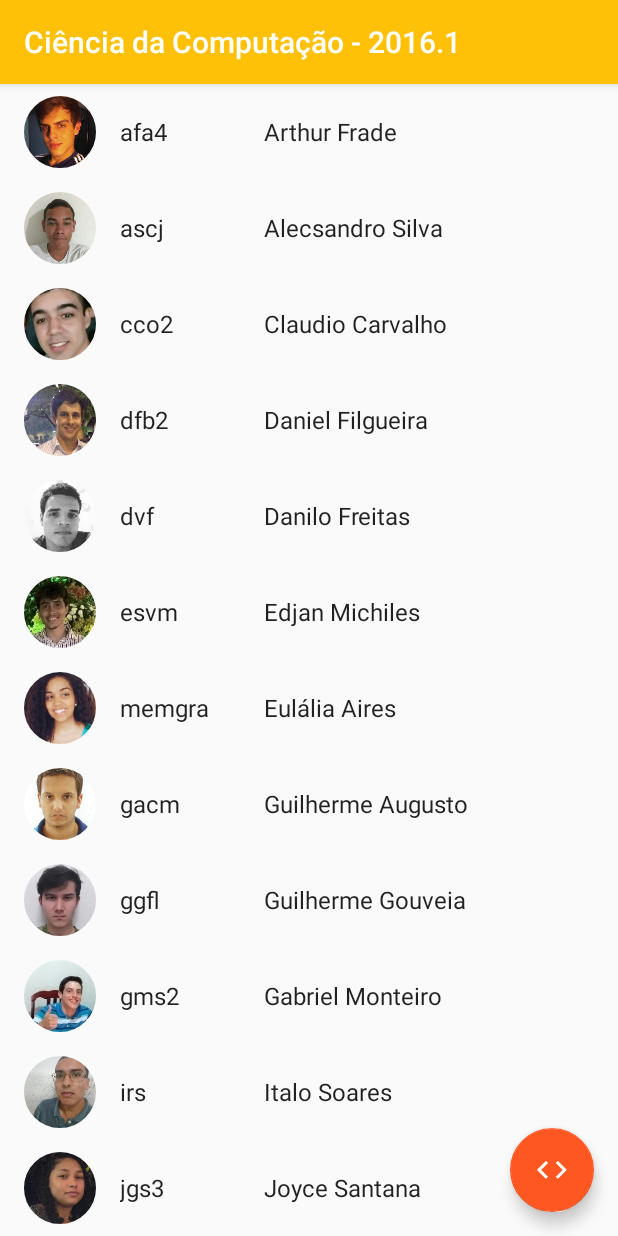
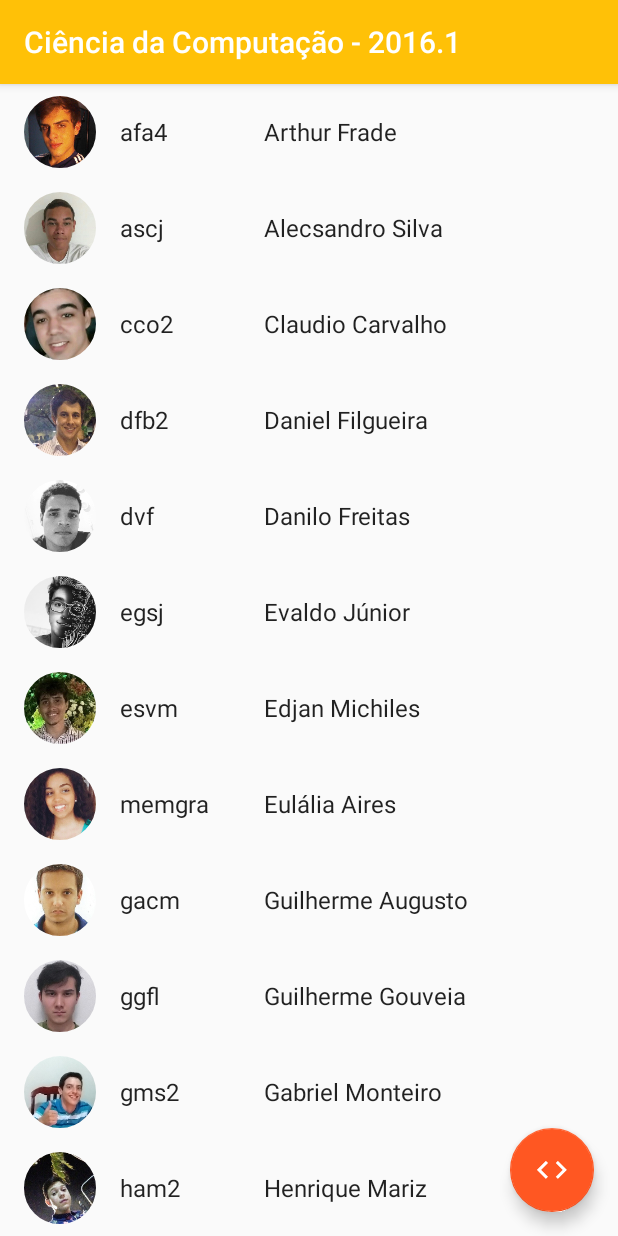
Before and after one commit to t0rr3sp3dr0/cc2016.1-Android, an Android app: the screen it shows after launch (ItemListActivity), on a phone screen of 412 x 824 dp. Run offline under Robolectric (Android 15) with nearby library versions, the phone set to English and light mode, and no system bars.

Commit message:
Add new people

```diff
--- a/app/src/main/java/com/t0rr3sp3dr0/cc20161/ItemListActivity.java
+++ b/app/src/main/java/com/t0rr3sp3dr0/cc20161/ItemListActivity.java
@@ -103,7 +103,6 @@ public class ItemListActivity extends AppCompatActivity {
 
         @Override
         public void onBindViewHolder(final ViewHolder holder, int position) {
-            System.out.println(position);
             holder.mItem = mValues.get(position);
             holder.mPictureView.setImageDrawable(thumbnailsList.get(mValues.get(position).id));
             holder.mIdView.setText(mValues.get(position).id);
--- a/app/src/main/java/com/t0rr3sp3dr0/cc20161/dummy/DummyContent.java
+++ b/app/src/main/java/com/t0rr3sp3dr0/cc20161/dummy/DummyContent.java
@@ -43,11 +43,13 @@ public class DummyContent {
         addItem(new DummyItem("cco2", "Claudio Carvalho", "+55 (81) 98859-5275"));
         addItem(new DummyItem("dfb2", "Daniel Filgueira", "+55 (81) 99956-9764"));
         addItem(new DummyItem("dvf", "Danilo Freitas", "+55 (81) 98938-1346"));
+        addItem(new DummyItem("egsj", "Evaldo Júnior", "+55 (81) 99737-7461"));
         addItem(new DummyItem("esvm", "Edjan Michiles", "+55 (81) 99509-9949"));
         addItem(new DummyItem("memgra", "Eulália Aires", "+55 (81) 99713-4797"));
         addItem(new DummyItem("gacm", "Guilherme Augusto", ""));
         addItem(new DummyItem("ggfl", "Guilherme Gouveia", "+55 (81) 99286-0885"));
         addItem(new DummyItem("gms2", "Gabriel Monteiro", "+55 (81) 99959-4519"));
+        addItem(new DummyItem("ham2", "Henrique Mariz", "+55 (81) 99705-0496"));
         addItem(new DummyItem("irs", "Italo Soares", "+55 (85) 99697-1669"));
         addItem(new DummyItem("jgs3", "Joyce Santana", "+55 (81) 98763-5983"));
         addItem(new DummyItem("lmmc2", "Larícia Mota", "+55 (81) 99969-9962"));
```
Also changed, not shown: app/src/main/res/drawable/egsj.jpg (added), app/src/main/res/drawable/ham2.jpg (added), 3 other files.
